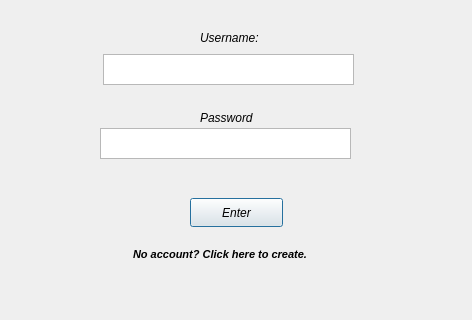
The window that res/UI Forms/LoginForm.ui (gsm999/TeamBlue_Porcupass) describes before a commit, drawn with Qt 5; both pictures show x 0 to 472 and y 232 to 552 of the 472 by 552 pixel window.
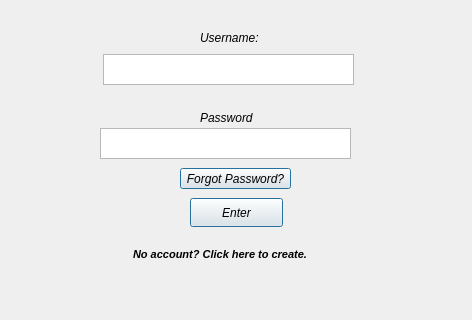
The same window after the commit.

Commit message: Forgot Password Functionality and UI

```diff
--- a/res/UI Forms/LoginForm.ui
+++ b/res/UI Forms/LoginForm.ui
@@ -120,6 +120,31 @@
     <bool>false</bool>
    </property>
   </widget>
+  <widget class="QPushButton" name="PassReset">
+   <property name="geometry">
+    <rect>
+     <x>180</x>
+     <y>400</y>
+     <width>111</width>
+     <height>21</height>
+    </rect>
+   </property>
+   <property name="text">
+    <string>Forgot Password?</string>
+   </property>
+   <property name="checkable">
+    <bool>false</bool>
+   </property>
+   <property name="autoDefault">
+    <bool>true</bool>
+   </property>
+   <property name="default">
+    <bool>true</bool>
+   </property>
+   <property name="flat">
+    <bool>false</bool>
+   </property>
+  </widget>
  </widget>
  <resources/>
  <connections/>
```
The commit also changes 5 other files.
